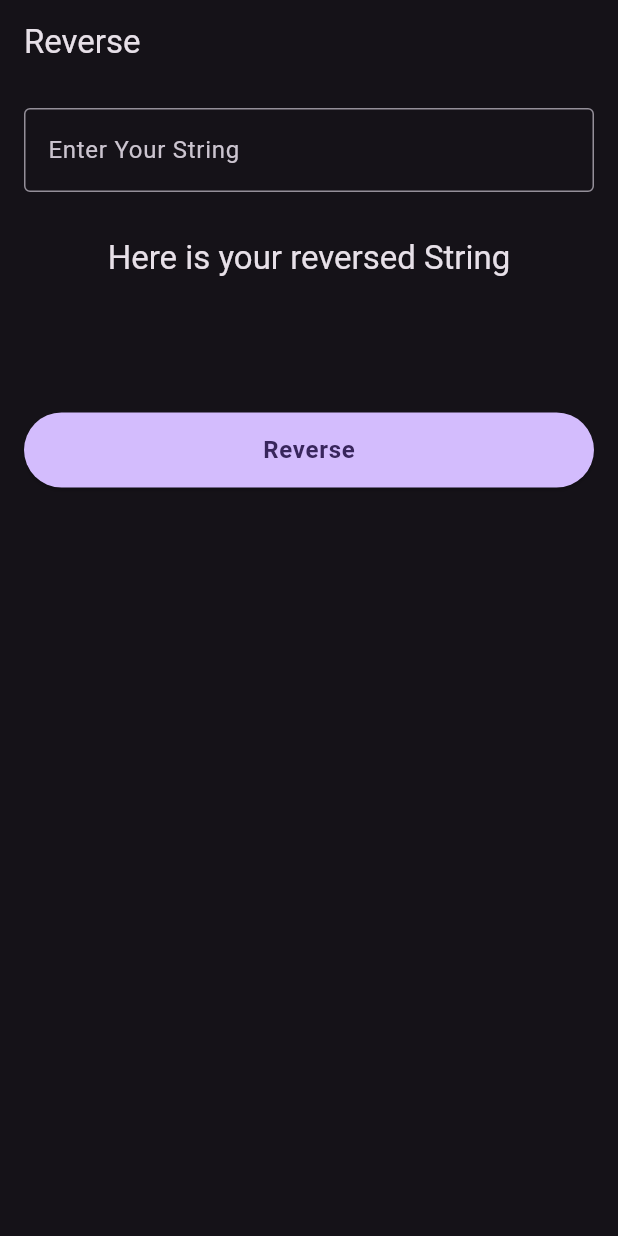
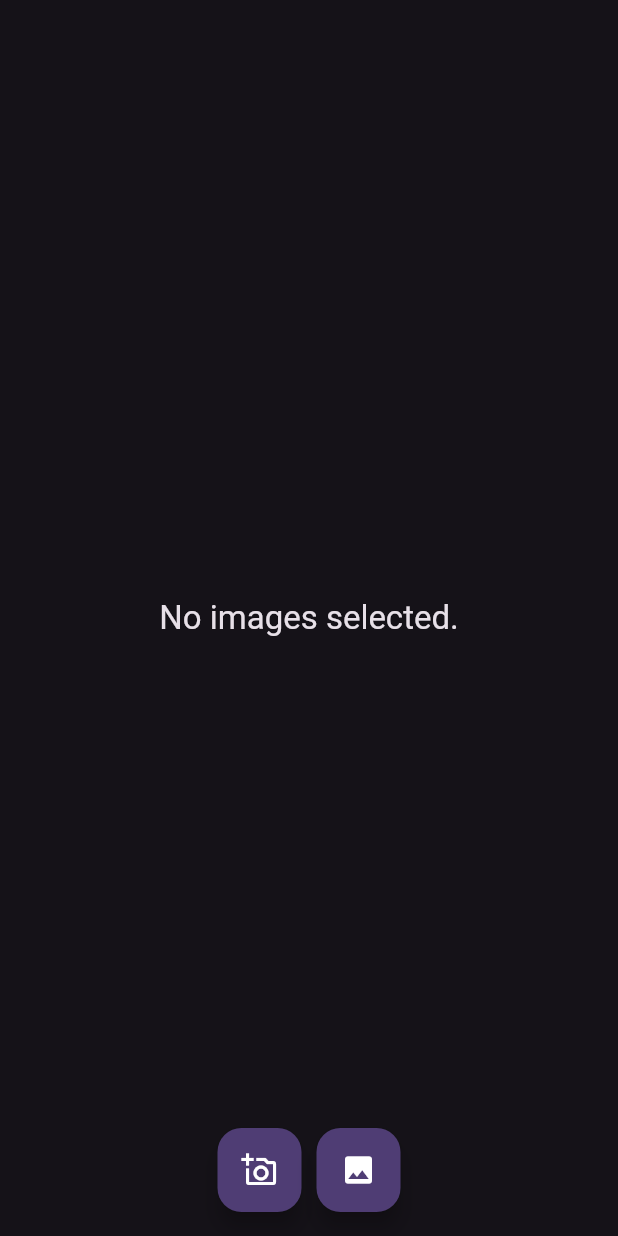
Before and after one commit to hinasahammed/flutter_practice, a Flutter app: the screen it shows after launch, on a phone screen of 412 x 824 dp. Run offline on Flutter 3.47's test engine with Material 3 defaults, Android fonts, the phone set to English and light mode, and no system bars; our stand-ins replace gap, image_picker.

Commit message:
completed image picker practice

```diff
--- a/lib/main.dart
+++ b/lib/main.dart
@@ -1,4 +1,5 @@
 import 'package:flutter/material.dart';
+import 'package:flutter_practice/practice/image_picker_practice.dart';
 import 'package:flutter_practice/practice/reverse_string.dart';
 
 void main() {
@@ -12,13 +13,14 @@
   @override
   Widget build(BuildContext context) {
     return MaterialApp(
-      title: 'Flutter Demo',
+      title: 'Flutter Practice',
+      debugShowCheckedModeBanner: false,
       theme: ThemeData(
         colorScheme: ColorScheme.fromSeed(
             seedColor: Colors.deepPurple, brightness: Brightness.dark),
         useMaterial3: true,
       ),
-      home: const ReverseString(),
+      home: const ImagePickerPractice(),
     );
   }
 }
--- /dev/null
+++ b/lib/practice/image_picker_practice.dart
@@ -0,0 +1,74 @@
+import 'dart:io';
+
+import 'package:flutter/material.dart';
+import 'package:gap/gap.dart';
+import 'package:image_picker/image_picker.dart';
+
+class ImagePickerPractice extends StatefulWidget {
+  const ImagePickerPractice({super.key});
+
+  @override
+  State<ImagePickerPractice> createState() => _ImagePickerPracticeState();
+}
+
+class _ImagePickerPracticeState extends State<ImagePickerPractice> {
+  File? _image;
+  void getImage(ImageSource source) async {
+    final picker = ImagePicker();
+    final pickedImage = await picker.pickImage(source: source);
+    if (pickedImage != null) {
+      setState(() {
+        _image = File(pickedImage.path);
+      });
+    } else {
+      if (context.mounted) {
+        ScaffoldMessenger.of(context).showSnackBar(
+            const SnackBar(content: Text("You have to select an image")));
+      }
+    }
+  }
+
+  @override
+  Widget build(BuildContext context) {
+    final theme = Theme.of(context);
+    return Scaffold(
+      body: Center(
+        child: _image == null
+            ? Text(
+                "No images selected.",
+                style: theme.textTheme.titleLarge!.copyWith(
+                  color: theme.colorScheme.onSurface,
+                ),
+              )
+            : Image.file(_image!),
+      ),
+      floatingActionButtonLocation: FloatingActionButtonLocation.centerFloat,
+      floatingActionButton: Row(
+        mainAxisAlignment: MainAxisAlignment.center,
+        children: [
+          FloatingActionButton(
+            onPressed: () {
+              getImage(ImageSource.camera);
+            },
+            tooltip: "Camera",
+            child: const Icon(
+              Icons.add_a_photo_outlined,
+              color: Colors.white,
+            ),
+          ),
+          const Gap(10),
+          FloatingActionButton(
+            onPressed: () {
+              getImage(ImageSource.gallery);
+            },
+            tooltip: "Gallery",
+            child: const Icon(
+              Icons.image,
+              color: Colors.white,
+            ),
+          ),
+        ],
+      ),
+    );
+  }
+}
--- a/pubspec.yaml
+++ b/pubspec.yaml
@@ -35,6 +35,8 @@ dependencies:
   # The following adds the Cupertino Icons font to your application.
   # Use with the CupertinoIcons class for iOS style icons.
   cupertino_icons: ^1.0.6
+  image_picker: ^1.1.2
+  gap: ^3.0.1
 
 dev_dependencies:
   flutter_test:
```
Also changed, not shown: pubspec.lock, 5 other files.
